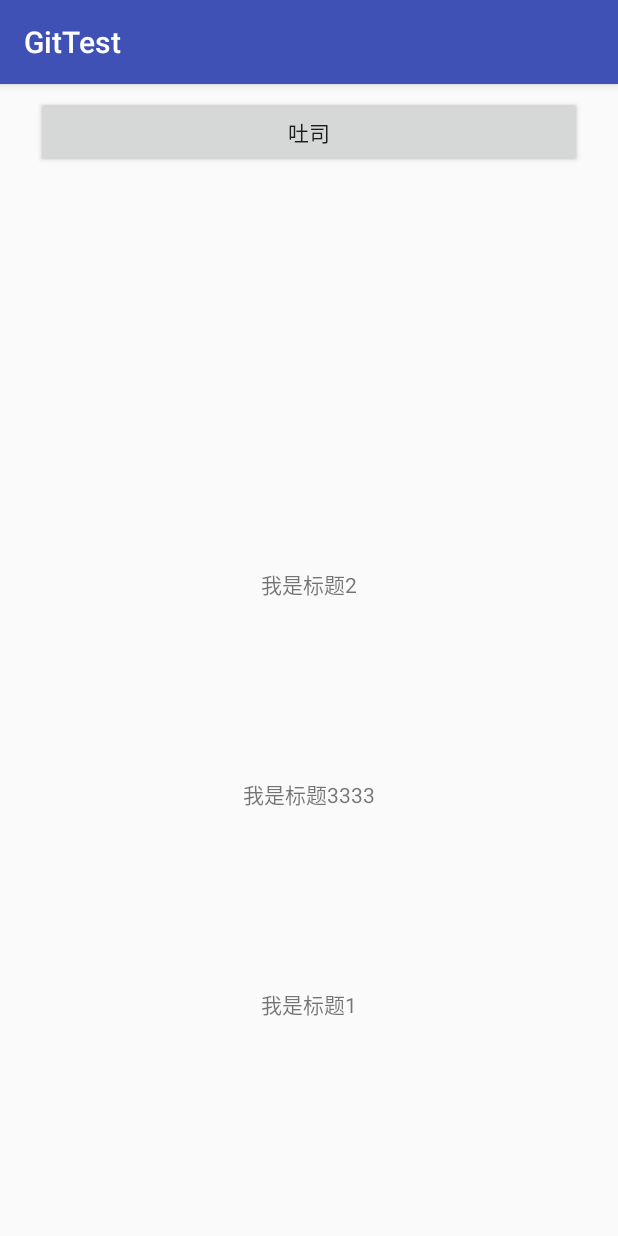
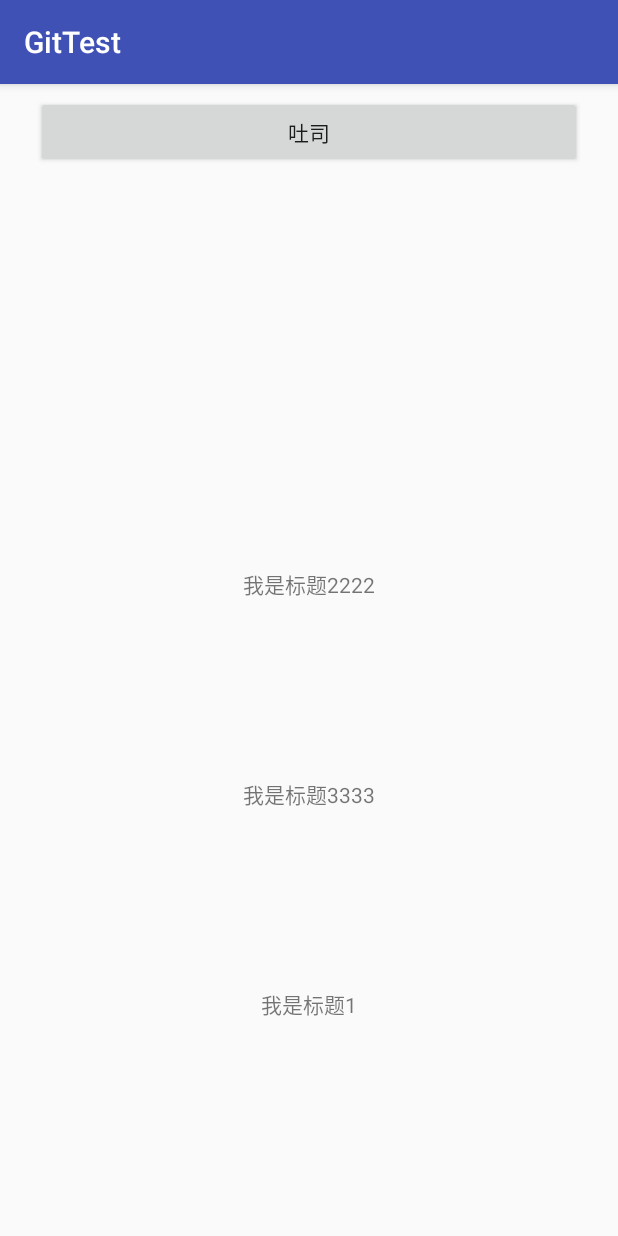
Before and after one commit to wwf1227/GitTest, an Android app: the screen it shows after launch (MainActivity), on a phone screen of 412 x 824 dp. Run offline under Robolectric (Android 15) with nearby library versions, the phone set to English and light mode, and no system bars.

Commit message:
update title2

```diff
--- a/app/src/main/res/values/strings.xml
+++ b/app/src/main/res/values/strings.xml
@@ -2,6 +2,6 @@
     <string name="app_name">GitTest</string>
     <string name="tusi">吐司</string>
     <string name="title1">我是标题1</string>
-    <string name="title2">我是标题2</string>
+    <string name="title2">我是标题2222</string>
     <string name="title3">我是标题3333</string>
 </resources>
```
